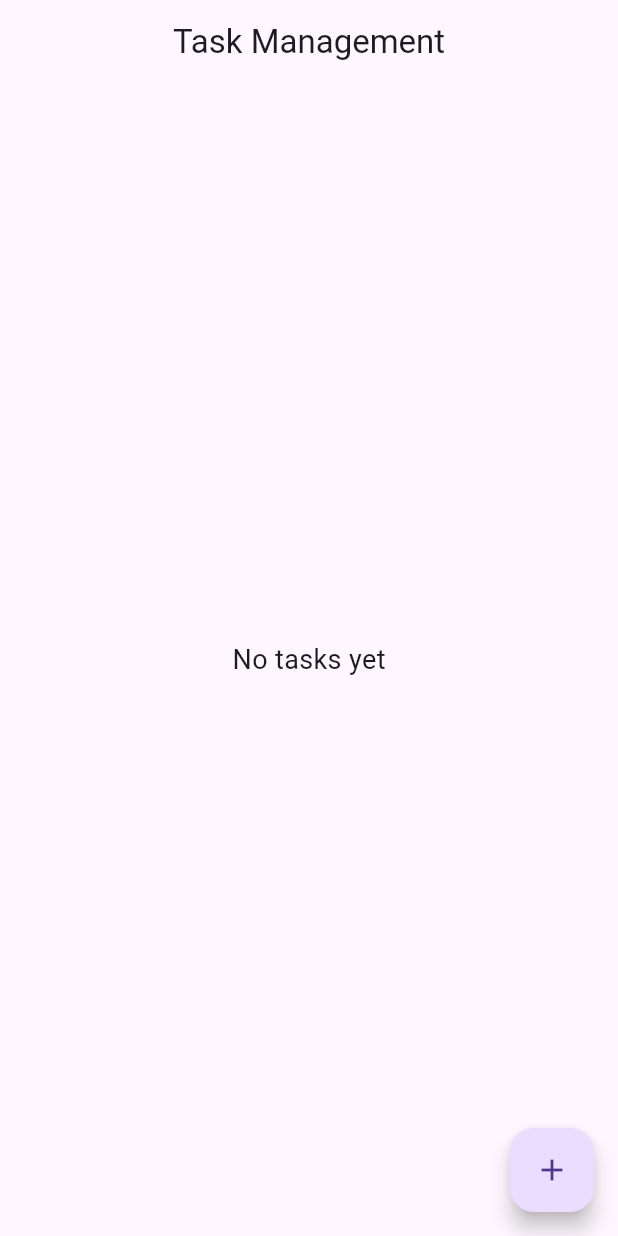
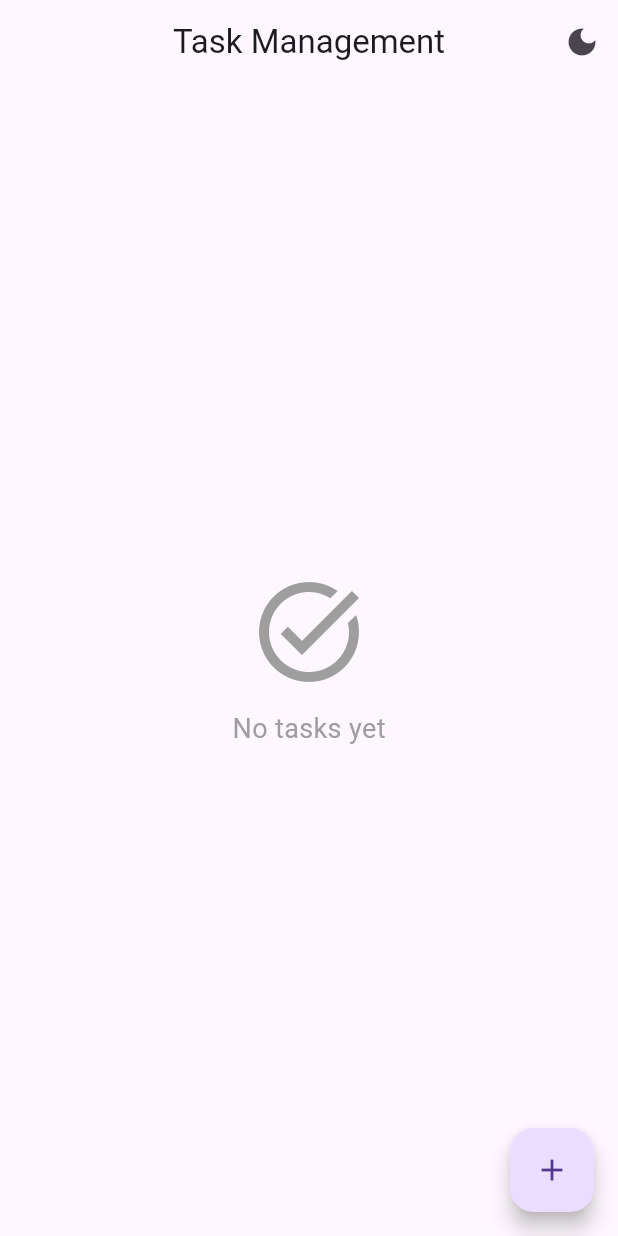
Before and after one commit to MOUNIM05/task-management-flutter, a Flutter app: the screen it shows after launch, on a phone screen of 412 x 824 dp. Run offline on Flutter 3.47's test engine with Material 3 defaults, Android fonts, the phone set to English and light mode, and no system bars; our stand-ins replace shared_preferences.

Commit message:
add dark mode toggle in app bar

```diff
--- a/lib/main.dart
+++ b/lib/main.dart
@@ -1,22 +1,56 @@
 import 'package:flutter/material.dart';
+import 'package:shared_preferences/shared_preferences.dart';
 import 'screens/home_screen.dart';
 
 void main() {
   runApp(const MyApp());
 }
 
-class MyApp extends StatelessWidget {
+class MyApp extends StatefulWidget {
   const MyApp({super.key});
+
+  @override
+  State<MyApp> createState() => _MyAppState();
+}
+
+class _MyAppState extends State<MyApp> {
+  ThemeMode _themeMode = ThemeMode.light;
+
+  @override
+  void initState() {
+    super.initState();
+    _loadTheme();
+  }
+
+  Future<void> _loadTheme() async {
+    final prefs = await SharedPreferences.getInstance();
+    final isDark = prefs.getBool('isDark') ?? false;
+    setState(() {
+      _themeMode = isDark ? ThemeMode.dark : ThemeMode.light;
+    });
+  }
+
+  Future<void> _toggleTheme() async {
+    final prefs = await SharedPreferences.getInstance();
+    setState(() {
+      _themeMode =
+          _themeMode == ThemeMode.light ? ThemeMode.dark : ThemeMode.light;
+    });
+    await prefs.setBool('isDark', _themeMode == ThemeMode.dark);
+  }
 
   @override
   Widget build(BuildContext context) {
     return MaterialApp(
       debugShowCheckedModeBanner: false,
-      title: 'Task Management App',
-      theme: ThemeData(
-        primarySwatch: Colors.blue,
+      title: 'Task Management',
+      themeMode: _themeMode,
+      theme: ThemeData.light(),
+      darkTheme: ThemeData.dark(),
+      home: HomeScreen(
+        onToggleTheme: _toggleTheme,
+        isDark: _themeMode == ThemeMode.dark,
       ),
-      home: const HomeScreen(),
     );
   }
 }
--- a/lib/screens/home_screen.dart
+++ b/lib/screens/home_screen.dart
@@ -4,7 +4,15 @@ import '../widgets/task_item.dart';
 import '../services/task_storage.dart';
 
 class HomeScreen extends StatefulWidget {
-  const HomeScreen({super.key});
+  final VoidCallback onToggleTheme;
+  final bool isDark;
+
+  const HomeScreen({
+    super.key,
+    required this.onToggleTheme,
+    required this.isDark,
+  });
+
 
   @override
   State<HomeScreen> createState() => _HomeScreenState();
@@ -108,16 +116,40 @@ class _HomeScreenState extends State<HomeScreen> {
   Widget build(BuildContext context) {
     return Scaffold(
       appBar: AppBar(
-        title: const Text('Task Management'),
-        centerTitle: true,
+  title: const Text('Task Management'),
+  centerTitle: true,
+  actions: [
+    IconButton(
+      icon: Icon(
+        widget.isDark ? Icons.light_mode : Icons.dark_mode,
       ),
-      body: tasks.isEmpty
-          ? const Center(
-              child: Text(
-                'No tasks yet',
-                style: TextStyle(fontSize: 18),
+      onPressed: widget.onToggleTheme,
+    ),
+  ],
+),
+
+    body: tasks.isEmpty
+    ? Center(
+        child: Column(
+          mainAxisAlignment: MainAxisAlignment.center,
+          children: const [
+            Icon(
+              Icons.task_alt,
+              size: 80,
+              color: Colors.grey,
+            ),
+            SizedBox(height: 12),
+            Text(
+              'No tasks yet',
+              style: TextStyle(
+                fontSize: 18,
+                color: Colors.grey,
               ),
-            )
+            ),
+          ],
+        ),
+      )
+
           : ListView.builder(
               itemCount: tasks.length,
               itemBuilder: (context, index) {
```
Also changed, not shown: lib/widgets/task_item.dart (+27 -2 lines).
